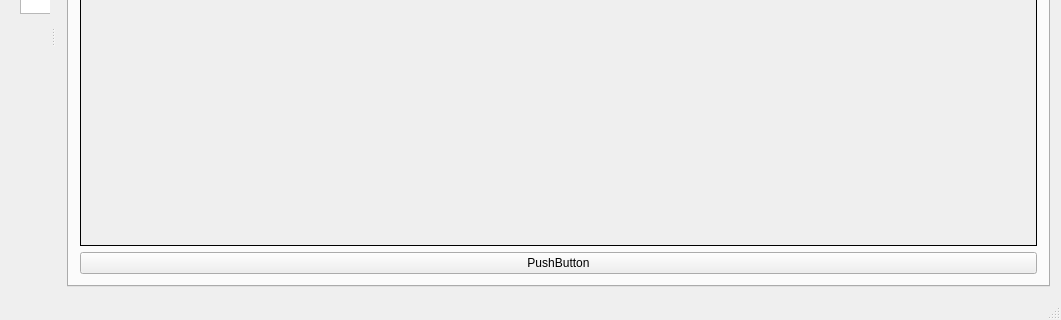
First picture: the form in VD/mainwindow.ui, repository NellielX/VisualDump, before the edit; both pictures show x 0 to 1061 and y 244 to 564 of the 1061 by 564 pixel window.
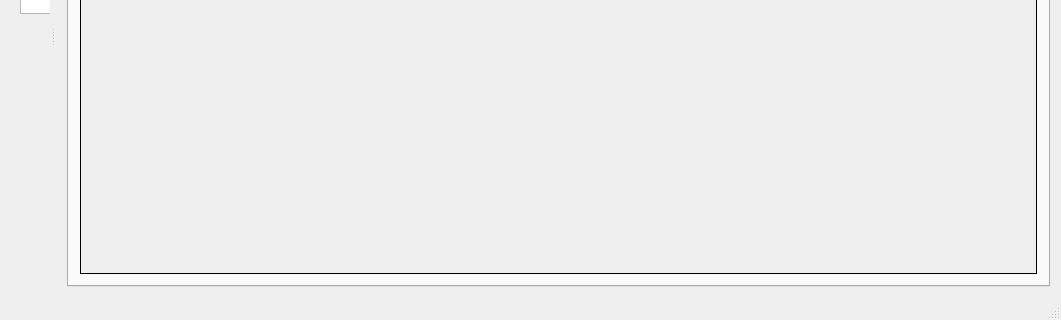
Second picture: the form after the edit. The open tabs and pages were chosen to show the change.

The edit to the form file:
```diff
--- a/VD/mainwindow.ui
+++ b/VD/mainwindow.ui
@@ -106,13 +106,6 @@
           </property>
          </widget>
         </item>
-        <item>
-         <widget class="QPushButton" name="pushButton">
-          <property name="text">
-           <string>PushButton</string>
-          </property>
-         </widget>
-        </item>
        </layout>
       </widget>
       <widget class="QWidget" name="tab_2">
```
Left out of the diff: 4 changed lines with no effect on the pictures.
